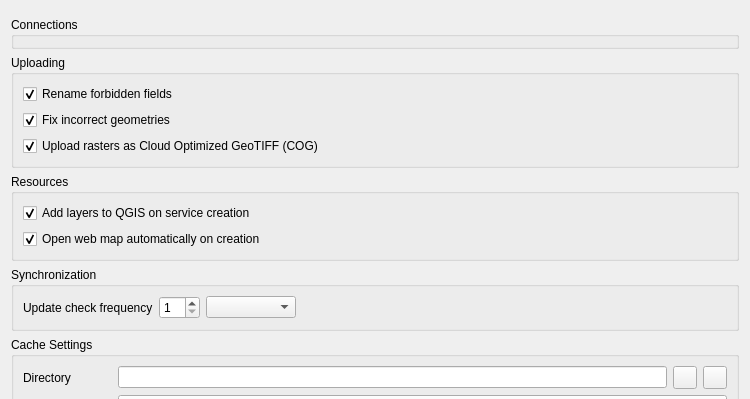
Qt form src/nextgis_connect/settings/settings_dialog_base.ui (nextgis/nextgis_connect) before a commit; both pictures show x 0 to 750 and y 0 to 399 of the 750 by 654 pixel window.
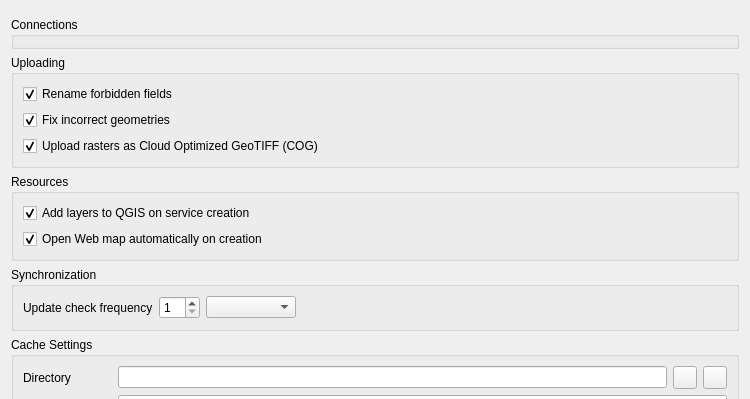
The same form after that commit. Custom widgets are drawn as their Qt base class.

Commit message: Update web map labels

```diff
--- a/src/nextgis_connect/settings/settings_dialog_base.ui
+++ b/src/nextgis_connect/settings/settings_dialog_base.ui
@@ -111,7 +111,7 @@
       <item>
        <widget class="QCheckBox" name="openWebMapAfterCreationCheckBox">
         <property name="text">
-         <string>Open web map automatically on creation</string>
+         <string>Open Web map automatically on creation</string>
         </property>
         <property name="checked">
          <bool>true</bool>
```
The commit also changes 2 other files.
